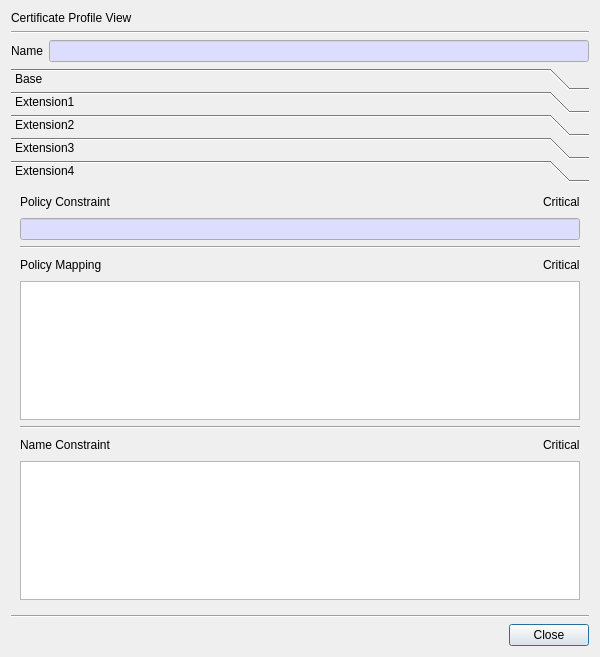
Above: CertMan/view_cert_profile_dlg.ui from jykim74/CertMan before the change. Below: the same form after it.
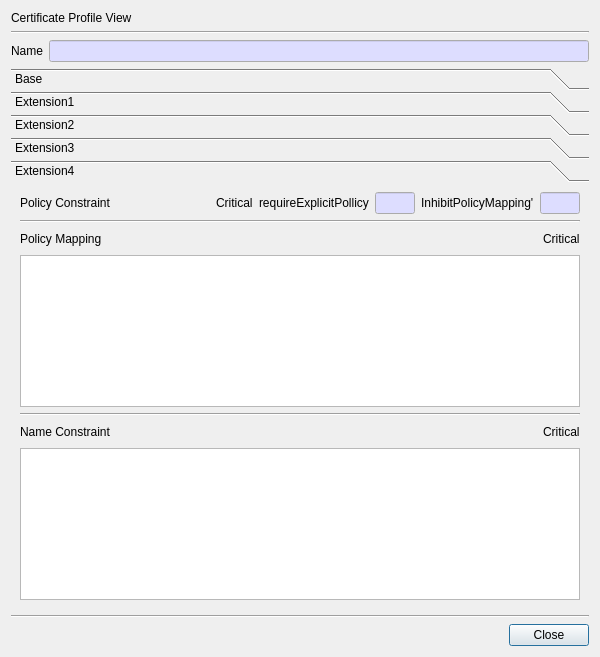
That is the form after the change. The open tabs and pages were chosen to show the change.

Commit message: 프로파일 보기 작업중

The edit to the form file:
```diff
--- a/CertMan/view_cert_profile_dlg.ui
+++ b/CertMan/view_cert_profile_dlg.ui
@@ -103,7 +103,7 @@
       </size>
      </property>
      <property name="currentIndex">
-      <number>1</number>
+      <number>4</number>
      </property>
      <property name="tabSpacing">
       <number>1</number>
@@ -1222,6 +1222,13 @@
       <layout class="QVBoxLayout" name="verticalLayout_6">
        <item>
         <layout class="QGridLayout" name="gridLayout_18">
+         <item row="0" column="2">
+          <widget class="QLabel" name="mPCCritLabel">
+           <property name="text">
+            <string>Critical</string>
+           </property>
+          </widget>
+         </item>
          <item row="0" column="1">
           <spacer name="horizontalSpacer_16">
            <property name="orientation">
@@ -1235,6 +1242,57 @@
            </property>
           </spacer>
          </item>
+         <item row="0" column="3">
+          <widget class="QLabel" name="mPC_REPLabel">
+           <property name="text">
+            <string>requireExplicitPollicy</string>
+           </property>
+          </widget>
+         </item>
+         <item row="0" column="4">
+          <widget class="QLineEdit" name="mPC_REPText">
+           <property name="maximumSize">
+            <size>
+             <width>40</width>
+             <height>16777215</height>
+            </size>
+           </property>
+           <property name="palette">
+            <palette>
+             <active>
+              <colorrole role="Base">
+               <brush brushstyle="SolidPattern">
+                <color alpha="255">
+                 <red>221</red>
+                 <green>221</green>
+                 <blue>255</blue>
+                </color>
+               </brush>
+              </colorrole>
+             </active>
+             <inactive>
+              <colorrole role="Base">
+               <brush brushstyle="SolidPattern">
+                <color alpha="255">
+                 <red>221</red>
+                 <green>221</green>
+                 <blue>255</blue>
+                </color>
+               </brush>
+              </colorrole>
+             </inactive>
+             <disabled/>
+            </palette>
+           </property>
+          </widget>
+         </item>
+         <item row="0" column="5">
+          <widget class="QLabel" name="mPC_IPMLabel">
+           <property name="text">
+            <string>InhibitPolicyMapping'</string>
+           </property>
+          </widget>
+         </item>
          <item row="0" column="0">
           <widget class="QLabel" name="mPCLabel">
            <property name="text">
@@ -1242,17 +1300,14 @@
            </property>
           </widget>
          </item>
-         <item row="0" column="2">
-          <widget class="QLabel" name="mPCCritLabel">
-           <property name="text">
-            <string>Critical</string>
+         <item row="0" column="6">
+          <widget class="QLineEdit" name="mPC_IPMText">
+           <property name="maximumSize">
+            <size>
+             <width>40</width>
+             <height>16777215</height>
+            </size>
            </property>
-          </widget>
-         </item>
-        </layout>
-       </item>
-       <item>
-        <widget class="QLineEdit" name="mPCText">
          <property name="palette">
           <palette>
            <active>
@@ -1284,6 +1339,8 @@
           <bool>true</bool>
          </property>
         </widget>
+         </item>
+        </layout>
        </item>
        <item>
         <widget class="Line" name="line_6">
```
Lines whose indentation alone changed are shown as unchanged. The commit also changes 1 other file.
